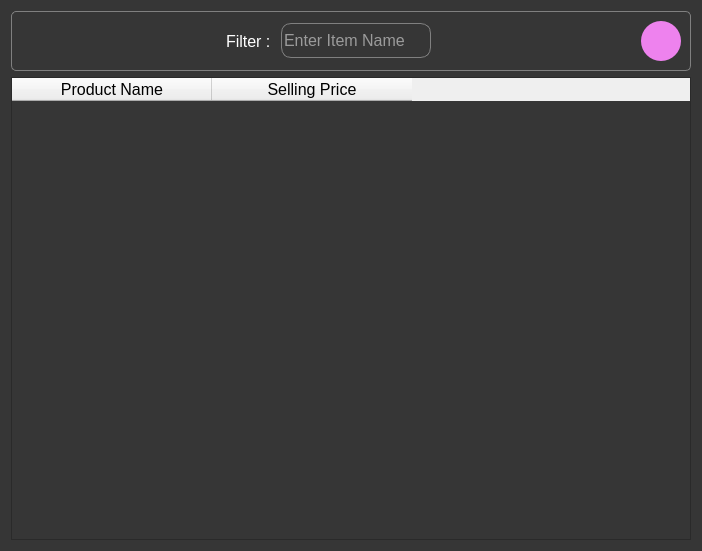
This is msale/forms/allitemsdialog.ui in allankoechke/Msale-Point-Of-Sale-Application as Qt 5 draws it before an edit. The edited form follows.
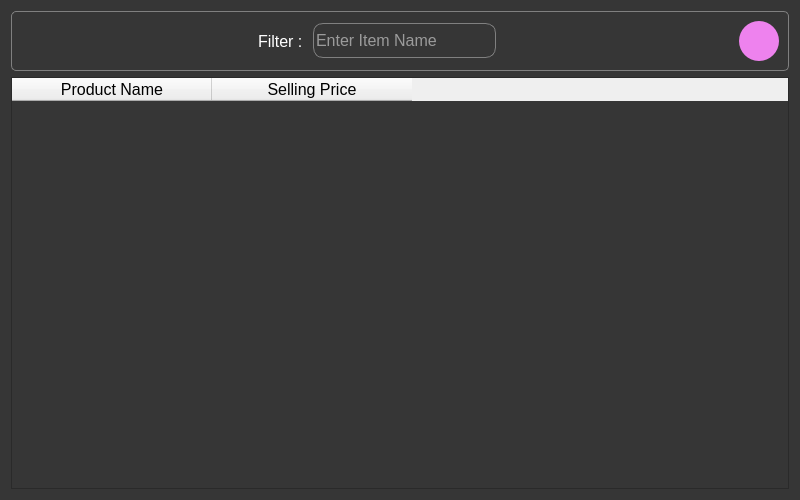
This is the edited form.

```diff
--- a/msale/forms/allitemsdialog.ui
+++ b/msale/forms/allitemsdialog.ui
@@ -6,10 +6,24 @@
    <rect>
     <x>0</x>
     <y>0</y>
-    <width>702</width>
-    <height>551</height>
+    <width>800</width>
+    <height>500</height>
    </rect>
   </property>
+  <property name="minimumSize">
+   <size>
+    <width>800</width>
+    <height>500</height>
+   </size>
+  </property>
+  <property name="font">
+   <font>
+    <pointsize>-1</pointsize>
+    <weight>50</weight>
+    <italic>false</italic>
+    <bold>false</bold>
+   </font>
+  </property>
   <property name="windowTitle">
    <string>All Items</string>
   </property>
```
Left out of the diff: 3 changed lines with no effect on the pictures.
